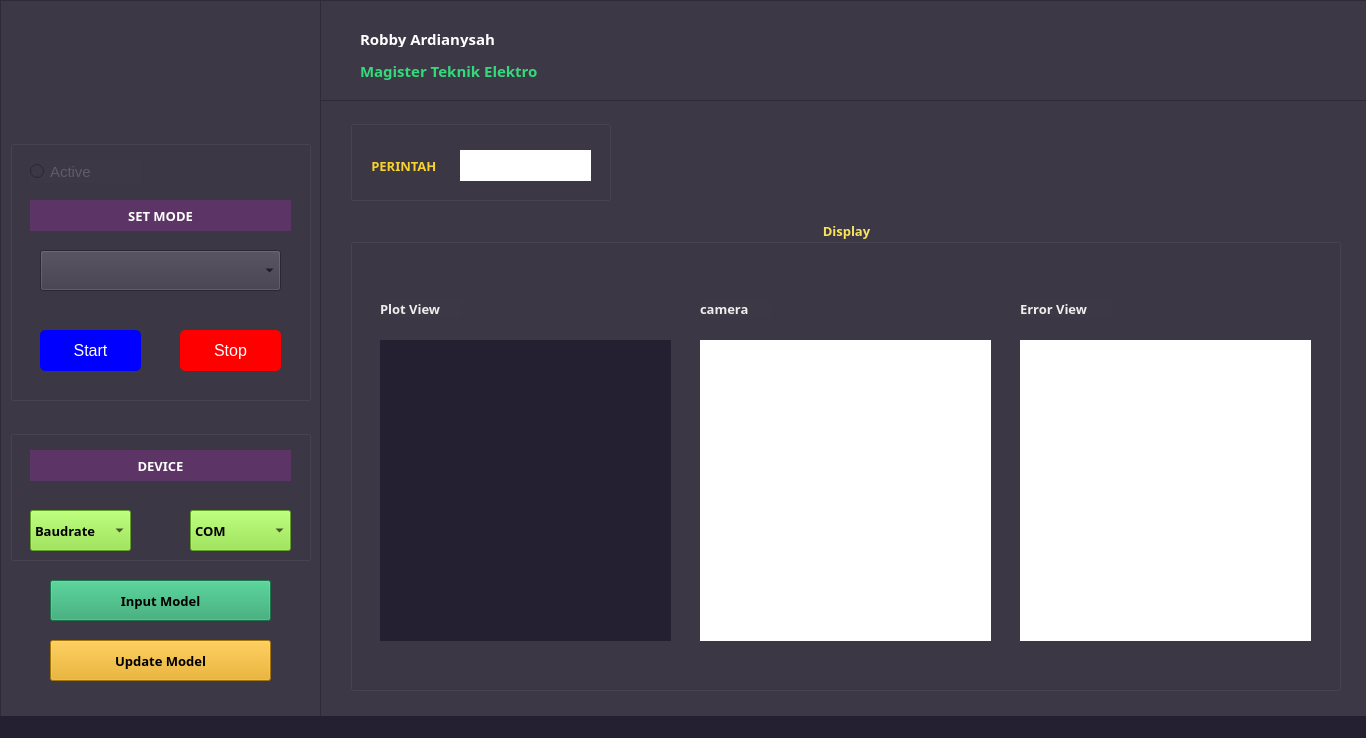
Qt form gui-desain.ui (fkihai/handtracking_desktop_app) before a commit.
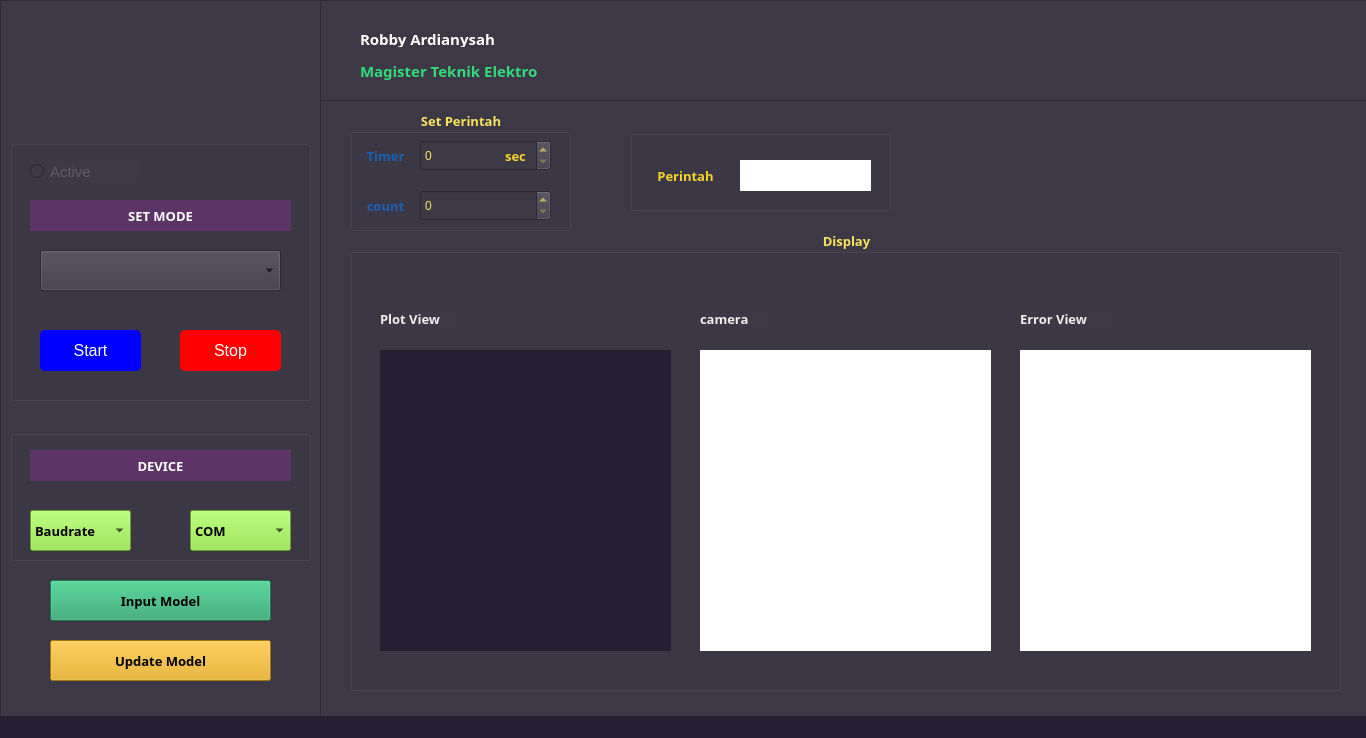
The same form after that commit. Icons and pictures are not drawn.

Commit message: feet: add feature set-perintah

```diff
--- a/gui-desain.ui
+++ b/gui-desain.ui
@@ -472,9 +472,9 @@
      <property name="geometry">
       <rect>
        <x>30</x>
-       <y>120</y>
+       <y>130</y>
        <width>991</width>
-       <height>471</height>
+       <height>461</height>
       </rect>
      </property>
      <property name="font">
@@ -619,8 +619,8 @@
     <widget class="QGroupBox" name="groupBox_2">
      <property name="geometry">
       <rect>
-       <x>30</x>
-       <y>20</y>
+       <x>310</x>
+       <y>30</y>
        <width>261</width>
        <height>81</height>
       </rect>
@@ -659,7 +659,7 @@
 color :rgb(246, 211, 45);</string>
       </property>
       <property name="text">
-       <string>PERINTAH </string>
+       <string>Perintah</string>
       </property>
       <property name="alignment">
        <set>Qt::AlignCenter</set>
@@ -689,6 +689,144 @@
       </property>
      </widget>
     </widget>
+    <widget class="QGroupBox" name="groupBox_5">
+     <property name="geometry">
+      <rect>
+       <x>30</x>
+       <y>10</y>
+       <width>221</width>
+       <height>121</height>
+      </rect>
+     </property>
+     <property name="font">
+      <font>
+       <family>Poppins</family>
+       <pointsize>10</pointsize>
+       <weight>75</weight>
+       <bold>true</bold>
+      </font>
+     </property>
+     <property name="styleSheet">
+      <string notr="true">color: rgb(248, 228, 92);
+</string>
+     </property>
+     <property name="title">
+      <string>Set Perintah</string>
+     </property>
+     <property name="alignment">
+      <set>Qt::AlignCenter</set>
+     </property>
+     <widget class="QLabel" name="lowSpeed_2">
+      <property name="geometry">
+       <rect>
+        <x>-10</x>
+        <y>30</y>
+        <width>91</width>
+        <height>31</height>
+       </rect>
+      </property>
+      <property name="font">
+       <font>
+        <family>Poppins</family>
+        <pointsize>10</pointsize>
+        <weight>75</weight>
+        <italic>false</italic>
+        <bold>true</bold>
+       </font>
+      </property>
+      <property name="styleSheet">
+       <string notr="true">background-color: transparent;
+padding: 5px;
+color : rgb(26, 95, 180);</string>
+      </property>
+      <property name="text">
+       <string>Timer</string>
+      </property>
+      <property name="alignment">
+       <set>Qt::AlignCenter</set>
+      </property>
+     </widget>
+     <widget class="QLabel" name="lowSpeed_3">
+      <property name="geometry">
+       <rect>
+        <x>-10</x>
+        <y>80</y>
+        <width>91</width>
+        <height>31</height>
+       </rect>
+      </property>
+      <property name="font">
+       <font>
+        <family>Poppins</family>
+        <pointsize>10</pointsize>
+        <weight>75</weight>
+        <italic>false</italic>
+        <bold>true</bold>
+       </font>
+      </property>
+      <property name="styleSheet">
+       <string notr="true">background-color: transparent;
+padding: 5px;
+color : rgb(26, 95, 180);</string>
+      </property>
+      <property name="text">
+       <string>count</string>
+      </property>
+      <property name="alignment">
+       <set>Qt::AlignCenter</set>
+      </property>
+     </widget>
+     <widget class="QSpinBox" name="timer_set">
+      <property name="geometry">
+       <rect>
+        <x>70</x>
+        <y>30</y>
+        <width>131</width>
+        <height>31</height>
+       </rect>
+      </property>
+     </widget>
+     <widget class="QSpinBox" name="count_set">
+      <property name="geometry">
+       <rect>
+        <x>70</x>
+        <y>80</y>
+        <width>131</width>
+        <height>31</height>
+       </rect>
+      </property>
+     </widget>
+     <widget class="QLabel" name="lowSpeed_4">
+      <property name="geometry">
+       <rect>
+        <x>150</x>
+        <y>30</y>
+        <width>31</width>
+        <height>31</height>
+       </rect>
+      </property>
+      <property name="font">
+       <font>
+        <family>Poppins</family>
+        <pointsize>10</pointsize>
+        <weight>75</weight>
+        <italic>false</italic>
+        <bold>true</bold>
+       </font>
+      </property>
+      <property name="styleSheet">
+       <string notr="true">background-color: transparent;
+padding: 5px;
+color :rgb(246, 211, 45);</string>
+      </property>
+      <property name="text">
+       <string>sec</string>
+      </property>
+      <property name="alignment">
+       <set>Qt::AlignCenter</set>
+      </property>
+     </widget>
+    </widget>
    </widget>
    <widget class="QFrame" name="frame_3">
     <property name="geometry">
```
The commit also changes 3 other files.
